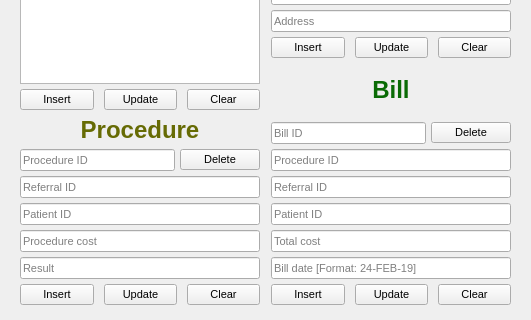
This is src/ui/MainWindow.ui in Rizwan-Hasan/Hospital-Database-Management-System-Design as Qt 5 draws it before an edit; both pictures show x 0 to 531 and y 151 to 471 of the 531 by 471 pixel window. The edited form follows.
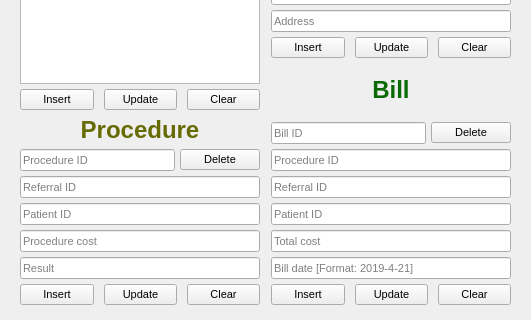
This is the edited form. Icons and pictures are not drawn.

```diff
--- a/src/ui/MainWindow.ui
+++ b/src/ui/MainWindow.ui
@@ -557,7 +557,7 @@
       <item>
        <widget class="QLineEdit" name="lineEdit_bill_date">
         <property name="placeholderText">
-         <string>Bill date [Format: 24-FEB-19]</string>
+         <string>Bill date [Format: 2019-4-21]</string>
         </property>
        </widget>
       </item>
```
